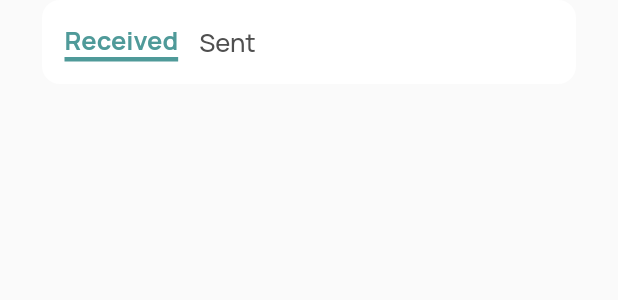
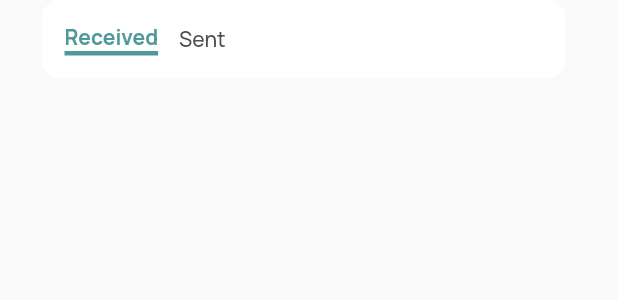
Before and after one commit to split-rex/split-rex-frontend, a Flutter app: the FriendRequestSectionPicker widget shown alone on an empty page, opened directly, on a phone screen of 412 x 824 dp. Shown: the top 300 px of the screen. Run offline on Flutter 3.47's test engine with Material 2 defaults, Android fonts, the phone set to English and light mode, and no system bars; our stand-ins replace flutter_riverpod, flutter_svg, google_fonts; missing offline and left inert: flutter_initicon.

```diff
--- a/split_rex/lib/main.dart
+++ b/split_rex/lib/main.dart
@@ -3,7 +3,8 @@
 import 'package:flutter/material.dart';
 import 'package:flutter_riverpod/flutter_riverpod.dart';
 import 'package:google_fonts/google_fonts.dart';
-import 'package:split_rex/src/screens/friend_requests.dart';
+import 'package:split_rex/src/screens/add_friends.dart';
+import 'package:split_rex/src/screens/friends.dart';
 import 'package:split_rex/src/widgets/home.dart';
 
 import 'package:split_rex/src/widgets/navbar.dart';
@@ -31,7 +32,7 @@ class MyApp extends ConsumerWidget {
       home: Scaffold(
         resizeToAvoidBottomInset : false,
         bottomNavigationBar: ref.watch(routeProvider).isLogged ? const Navbar() : null,
-        body: const FriendRequests(),
+        body: const AddFriends(),
       ),
     );
   }
--- a/split_rex/lib/src/widgets/friends/friend_request.dart
+++ b/split_rex/lib/src/widgets/friends/friend_request.dart
@@ -17,7 +17,7 @@ class FriendRequestsHeader extends ConsumerWidget {
           title: Row(
             children: [
               IconButton(
-                icon: const Icon(Icons.arrow_back),
+                icon: const Icon(Icons.arrow_back_ios_new_rounded),
                 onPressed: () {
                   ref.watch(routeProvider).changePage("home");
                 },
@@ -86,7 +86,7 @@ class FriendRequestSectionPicker extends ConsumerWidget {
   Widget build(BuildContext context, WidgetRef ref) {
     return Container(
         margin: const EdgeInsets.only(left: 28.0, right: 28.0),
-        width: double.infinity,
+        width: 349,
         padding: const EdgeInsets.symmetric(horizontal: 15.0, vertical: 15.0),
         decoration: const BoxDecoration(
           color: Colors.white,
@@ -104,7 +104,7 @@ class FriendRequestSectionPicker extends ConsumerWidget {
             child: const Text(
               "Received",
               style: TextStyle(
-                fontSize: 17,
+                fontSize: 14,
                   color: Color(0xFF4F9A99), fontWeight: FontWeight.bold),
             ),
           ),
@@ -112,7 +112,7 @@ class FriendRequestSectionPicker extends ConsumerWidget {
           const SizedBox(width: 14),
           const Text("Sent",
               style: TextStyle(
-                  fontSize: 17,
+                  fontSize: 14,
                   color: Color(0xFF4F4F4F),
                   fontWeight: FontWeight.w500)),
         ]));
```
Also changed, not shown: split_rex/lib/src/widgets/friends/add_friends.dart (+16 -6 lines), split_rex/lib/src/widgets/friends/friends.dart (+15 -5 lines).
